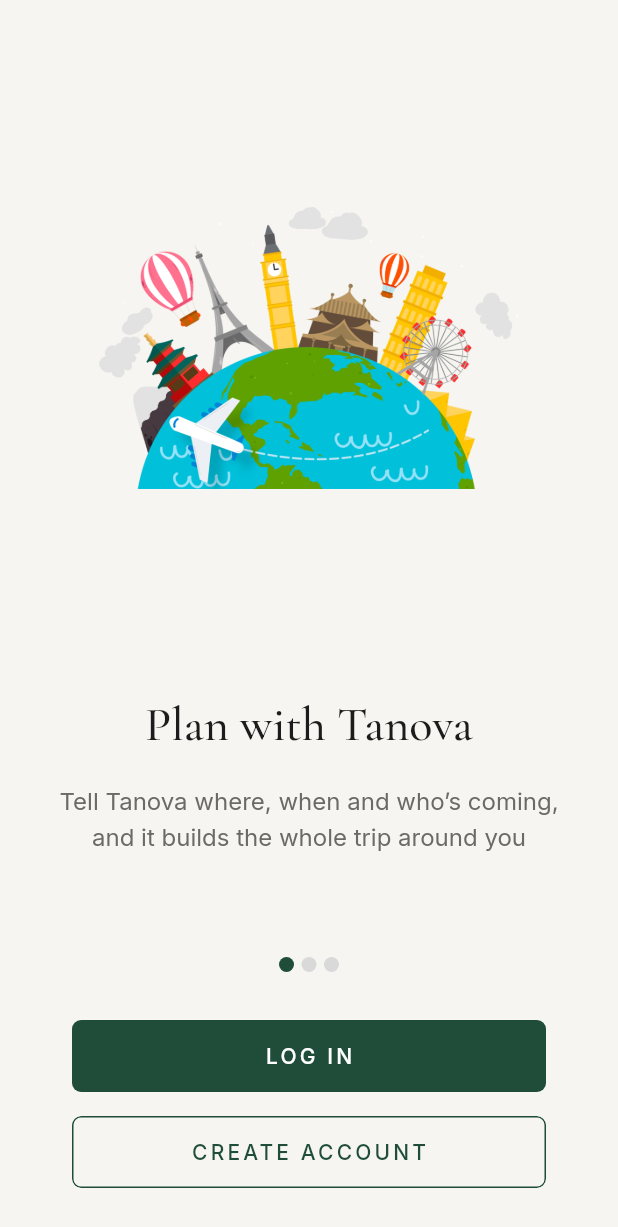
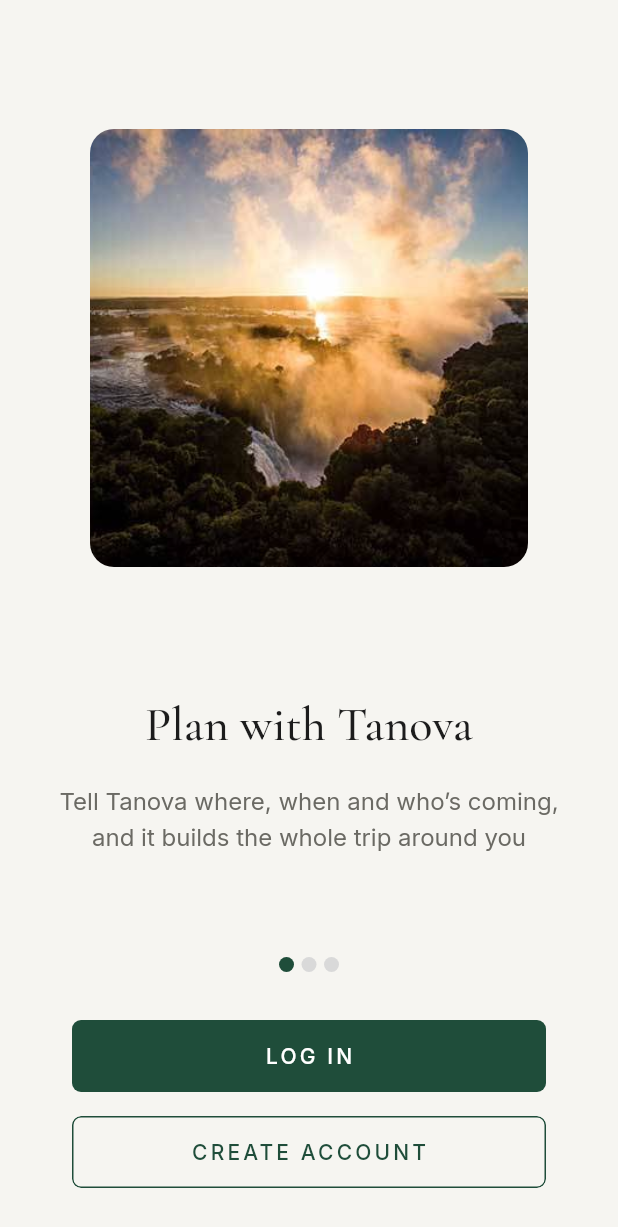
Before and after one commit to lion054/luxsav_app, a Flutter app: the IntroductionScreen screen opened by its route, on a phone screen of 412 x 824 dp. Shown: the top 1227 px of the screen. Run offline on Flutter 3.47's test engine with Material 3 defaults, Android fonts, the phone set to English and light mode, and no system bars; drawn by our look-alikes of smooth_page_indicator; our stand-ins replace flutter_rating_bar, font_awesome_flutter, get, google_maps_flutter, shared_preferences; accounts and stored records are empty.

Commit message:
Use LuxSav photography on the onboarding screens
The kit's cartoon clip-art (globe, landmarks, hot-air balloons) is replaced by
LuxSav photos from the snapshot — helicopter flight over Victoria Falls,
Upper Zambezi sundowner cruise, Victoria Falls Safari Lodge — with the card
corner radius. The kit illustrations are removed.

Co-Authored-By: Claude Opus 5 <noreply@anthropic.com>

```diff
--- a/lib/constants/localfiles.dart
+++ b/lib/constants/localfiles.dart
@@ -42,9 +42,14 @@ class Localfiles {
   // LuxSav brand artwork, from luxsav.com.
   static const String logoWhite = '${baseImageUrl}luxsav_logo_white.png';
   static const String logoGold = '${baseImageUrl}luxsav_logo_gold.png';
-  static const String introduction1 = '${baseImageUrl}introduction1.png';
-  static const String introduction2 = '${baseImageUrl}introduction2.png';
-  static const String introduction3 = '${baseImageUrl}introduction3.png';
+  // Onboarding uses LuxSav photography from the luxsav.com snapshot rather
+  // than the kit's clip-art illustrations.
+  static const String introduction1 =
+      '${baseImageUrl}luxsav/exp_2_helicopter_flight_over_victoria_falls.jpg';
+  static const String introduction2 =
+      '${baseImageUrl}luxsav/exp_8_sundowner_cruise_upper_zambezi.jpg';
+  static const String introduction3 =
+      '${baseImageUrl}luxsav/stay_victoria_falls_safari_lodge.jpg';
   static const String inviteImage = '${baseImageUrl}inviteImage.png';
   static const String mapImage = '${baseImageUrl}mapImage.png';
   static const String userImage = '${baseImageUrl}userImage.png';
--- a/lib/modules/splash/components/page_pop_view.dart
+++ b/lib/modules/splash/components/page_pop_view.dart
@@ -1,4 +1,5 @@
 import 'package:flutter/material.dart';
+import 'package:luxsav_companion/constants/luxsav_brand.dart';
 import 'package:luxsav_companion/constants/text_styles.dart';
 
 class PagePopup extends StatelessWidget {
@@ -15,9 +16,13 @@ class PagePopup extends StatelessWidget {
           child: Center(
             child: SizedBox(
               width: MediaQuery.of(context).size.width - 120,
+              // Photos get the card radius; the kit's illustrations had none.
               child: AspectRatio(
                 aspectRatio: 1,
-                child: Image.asset(imageData.assetsImage, fit: BoxFit.cover),
+                child: ClipRRect(
+                  borderRadius: BorderRadius.circular(LuxRadius.card),
+                  child: Image.asset(imageData.assetsImage, fit: BoxFit.cover),
+                ),
               ),
             ),
           ),
```
Also changed, not shown: assets/images/introduction1.png (deleted), assets/images/introduction2.png (deleted), assets/images/introduction3.png (deleted).
